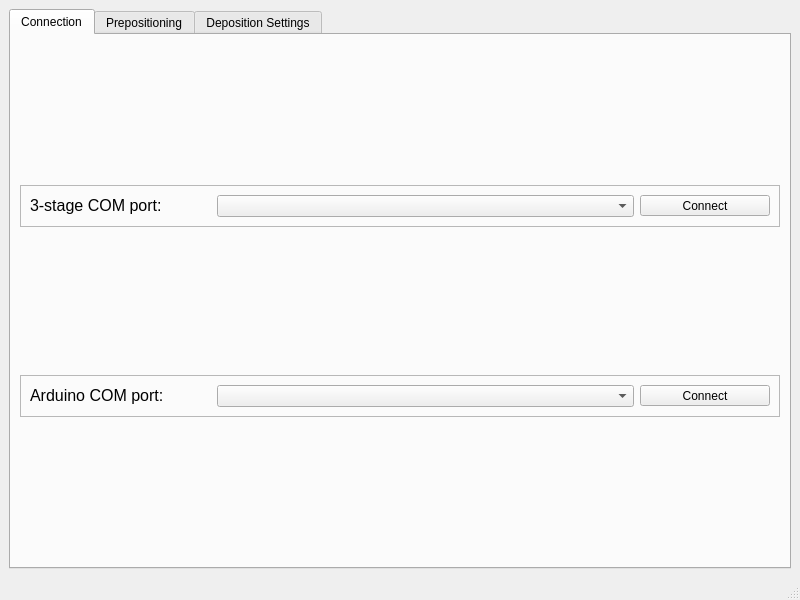
The window that mainwindow.ui (KLDistance/NanoCVD) describes before a commit, drawn with Qt 5.
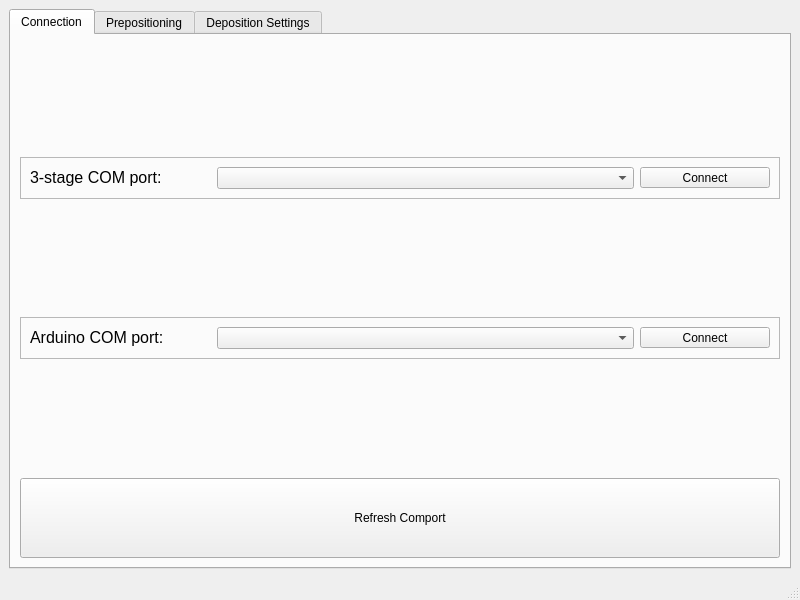
The same window after the commit. The open tabs and pages were chosen to show the change.

Commit message: append comport refresh function.

Diff of the .ui file:
```diff
--- a/mainwindow.ui
+++ b/mainwindow.ui
@@ -212,6 +212,25 @@
           </property>
          </spacer>
         </item>
+        <item>
+         <widget class="QPushButton" name="btn_refreshcomport">
+          <property name="sizePolicy">
+           <sizepolicy hsizetype="Minimum" vsizetype="Fixed">
+            <horstretch>0</horstretch>
+            <verstretch>0</verstretch>
+           </sizepolicy>
+          </property>
+          <property name="minimumSize">
+           <size>
+            <width>0</width>
+            <height>80</height>
+           </size>
+          </property>
+          <property name="text">
+           <string>Refresh Comport</string>
+          </property>
+         </widget>
+        </item>
        </layout>
       </widget>
       <widget class="QWidget" name="tab_prepositioning">
```
Left out of the diff: 2 changed lines with no effect on the pictures. The commit also changes 6 other files.
